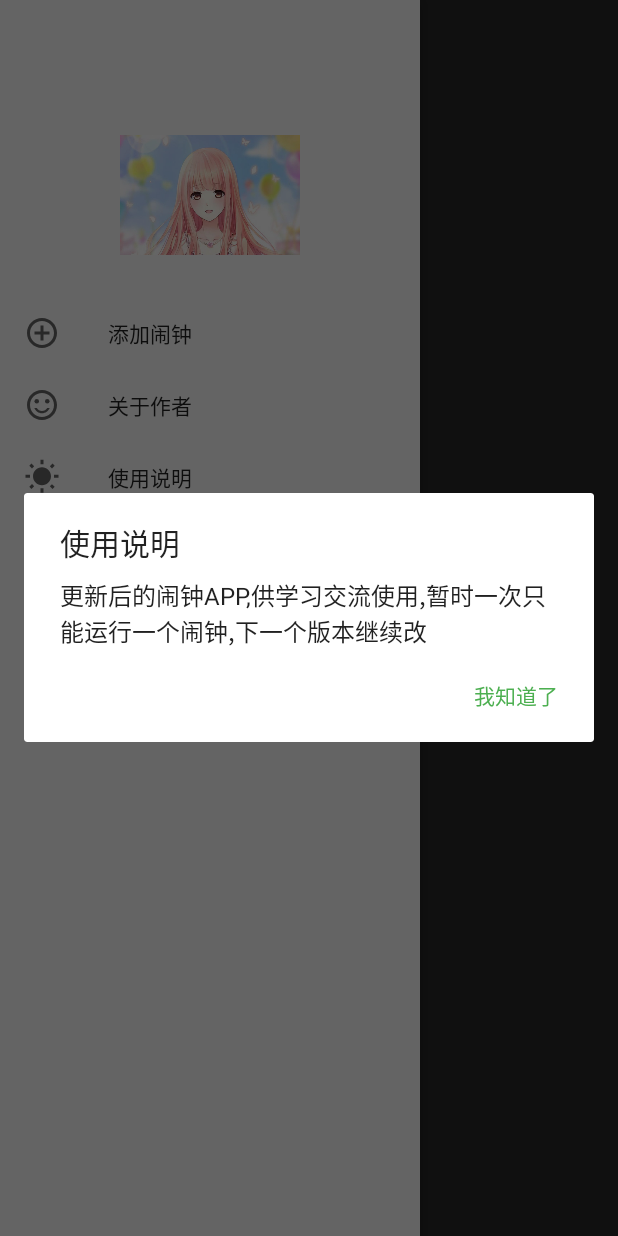
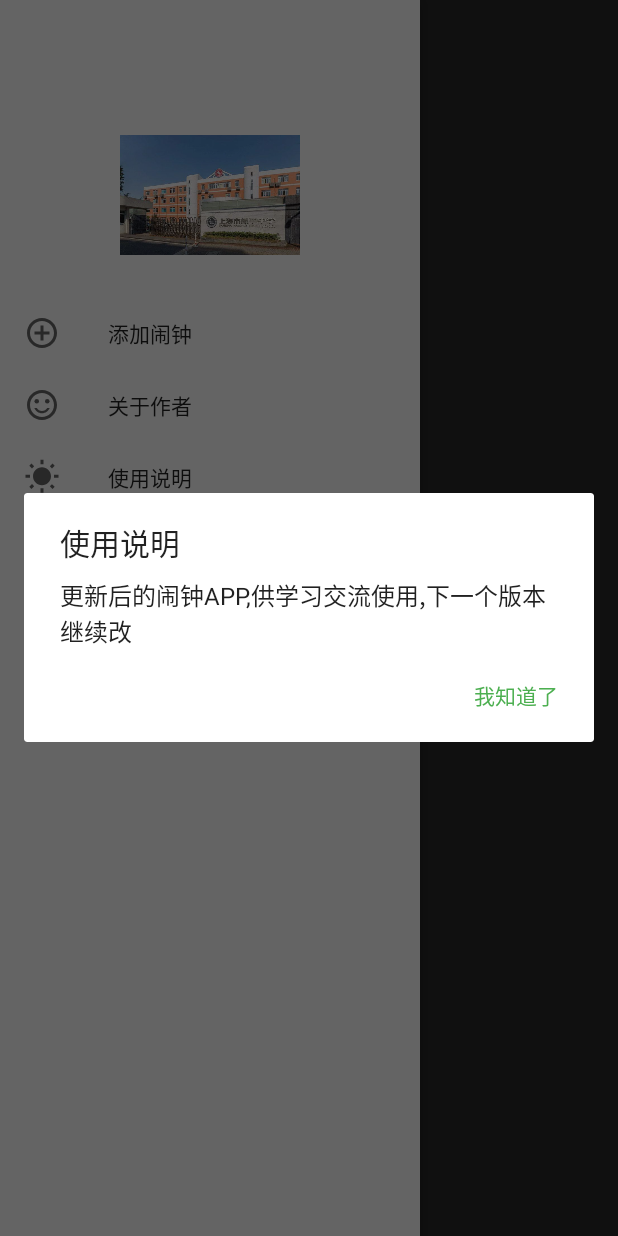
Before and after one commit to zhangtingfeng/004-9-, an Android app: the screen it shows after launch (MainActivity), after a tap on "使用说明", on a phone screen of 412 x 824 dp. Run offline under Robolectric (Android 15) with nearby library versions, the phone set to English and light mode, and no system bars; libraries missing offline, so code that uses them is left out: org.litepal, org.litepal.crud; 2 statements that could not run were skipped; 2 other taps on this screen came first.

Commit message:
沪版英语 改资源

```diff
--- a/app/src/main/java/com/example/dell/alarmalert_csdn/MainActivity.java
+++ b/app/src/main/java/com/example/dell/alarmalert_csdn/MainActivity.java
@@ -91,7 +91,7 @@ public class MainActivity extends AppCompatActivity {
                     case R.id.explain:
                         AlertDialog.Builder builder = new AlertDialog.Builder(MainActivity.this);
                         builder.setTitle("使用说明");
-                        builder.setMessage("更新后的闹钟APP,供学习交流使用,暂时一次只能运行一个闹钟,下一个版本继续改");
+                        builder.setMessage("更新后的闹钟APP,供学习交流使用,下一个版本继续改");
                         builder.setCancelable(true);
                         builder.setPositiveButton("我知道了", new DialogInterface.OnClickListener() {
                             @Override
--- a/app/src/main/java/com/example/dell/alarmalert_csdn/TimeAdapter.java
+++ b/app/src/main/java/com/example/dell/alarmalert_csdn/TimeAdapter.java
@@ -32,7 +32,6 @@ public class TimeAdapter extends RecyclerView.Adapter<TimeAdapter.ViewHolder> {
     Context context;
     Calendar calendar = Calendar.getInstance();
     public static int pos;
-
 
 
     public TimeAdapter(List<Clock> list, Context context) {
--- a/app/src/main/res/layout/header.xml
+++ b/app/src/main/res/layout/header.xml
@@ -7,7 +7,7 @@
     android:layout_height="match_parent">
     <ImageView
         android:layout_marginTop="60sp"
-        android:background="@drawable/nuannuan"
+        android:background="@drawable/timg"
         android:layout_gravity="center"
         android:layout_width="120dp"
         android:layout_height="80dp" />
--- a/app/src/main/res/values/strings.xml
+++ b/app/src/main/res/values/strings.xml
@@ -1,3 +1,3 @@
 <resources>
-    <string name="app_name">暖暖闹钟</string>
+    <string name="app_name">KING闹钟</string>
 </resources>
```
Also changed, not shown: app/src/main/ic_launcher-web.png, app/src/main/res/drawable/nuannuan.jpg (deleted), app/src/main/res/drawable/timg.jpeg (added), app/src/main/res/drawable/wechat.jpg.
